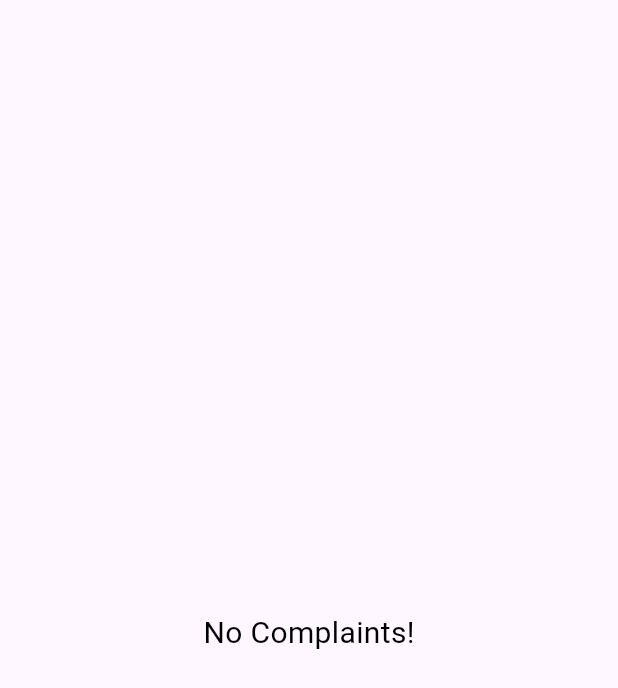
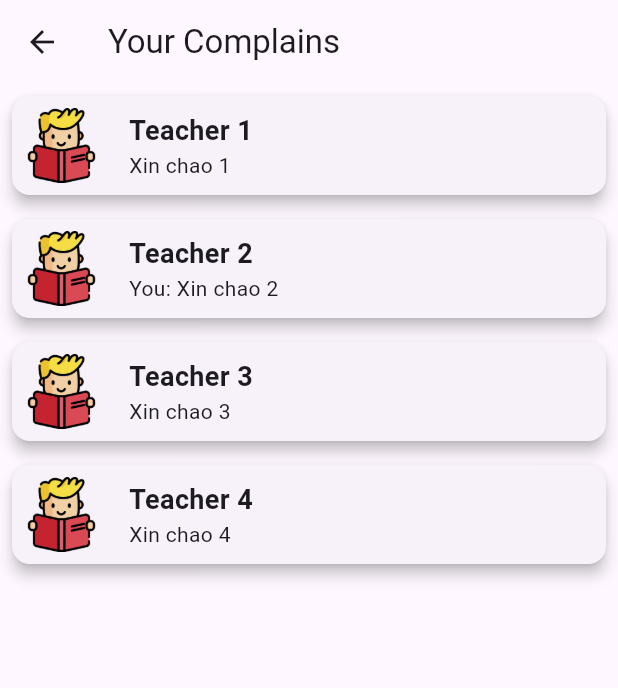
Before and after one commit to NguyenMinhNhut2009/nangtx_datn, a Flutter app: the Complaints screen opened directly, on a phone screen of 412 x 824 dp. Shown: the top 688 px of the screen. Run offline on Flutter 3.47's test engine with Material 3 defaults, Android fonts, the phone set to English and light mode, and no system bars; our stand-ins replace animated_theme_switcher, bot_toast, line_awesome_flutter, percent_indicator, timer_count_down; missing offline and left inert: flutter_pdfview.

Commit message:
complain_chat

```diff
--- /dev/null
+++ b/lib/model/chat_user.dart
@@ -0,0 +1,12 @@
+class ChatUser {
+  final String teacher;
+  final String avatar;
+  final String message;
+  final String userId;
+
+  ChatUser(
+      {required this.avatar,
+      required this.message,
+      required this.teacher,
+      required this.userId});
+}
--- a/lib/screens/home_screen_item/complains.dart
+++ b/lib/screens/home_screen_item/complains.dart
@@ -1,3 +1,5 @@
+import 'package:datn_test/model/chat_user.dart';
+import 'package:datn_test/screens/home_screen_item/complain_detail.dart';
 import 'package:flutter/cupertino.dart';
 import 'package:flutter/material.dart';
 import 'package:datn_test/constants/ui_constants.dart';
@@ -7,20 +9,89 @@ class Complaints extends StatelessWidget {
 
   @override
   Widget build(BuildContext context) {
+    List<ChatUser> chatUser = [
+      ChatUser(
+          avatar: 'assets/icons/read.png',
+          message: "Xin chao 1",
+          teacher: 'Teacher 1',
+          userId: '123456789'),
+      ChatUser(
+          avatar: 'assets/icons/read.png',
+          message: "Xin chao 2",
+          teacher: 'Teacher 2',
+          userId: '987654321'),
+      ChatUser(
+          avatar: 'assets/icons/read.png',
+          message: "Xin chao 3",
+          teacher: 'Teacher 3',
+          userId: '123456789'),
+      ChatUser(
+          avatar: 'assets/icons/read.png',
+          message: "Xin chao 4",
+          teacher: 'Teacher 4',
+          userId: '123456789'),
+    ];
     return Scaffold(
-        body: Container(
-      alignment: Alignment.center,
-      margin: EdgeInsets.only(
-        top: 20.0,
-        left: 10.0,
-        right: 10.0,
-      ),
-      child: Column(
-        mainAxisAlignment: MainAxisAlignment.center,
-        children: [
-          MainText(txt: "No Complaints!"),
-        ],
-      ),
-    ));
+        appBar: AppBar(
+          title: Text('Your Complains'),
+          leading: IconButton(
+            icon: Icon(Icons.arrow_back),
+            onPressed: () {
+              Navigator.of(context).pop();
+            },
+          ),
+        ),
+        body: ListView.builder(
+            itemCount: chatUser.length,
+            itemBuilder: (context, index) {
+              return GestureDetector(
+                onTap: () {
+                  Navigator.push(
+                      context,
+                      MaterialPageRoute(
+                          builder: (context) => ComplainDetail(
+                                chatUser: chatUser[index],
+                                id: index + 1,
+                              )));
+                },
+                child: Card(
+                  margin: EdgeInsets.all(8.0),
+                  elevation: 4.0,
+                  child: Container(
+                    margin: EdgeInsets.all(8.0),
+                    child: Row(
+                      children: [
+                        Image.asset(
+                          chatUser[index].avatar,
+                          width: 50,
+                          height: 50,
+                        ),
+                        SizedBox(
+                          width: 20,
+                        ),
+                        Column(
+                          mainAxisAlignment: MainAxisAlignment.start,
+                          crossAxisAlignment: CrossAxisAlignment.start,
+                          children: [
+                            Text(
+                              chatUser[index].teacher,
+                              style: TextStyle(
+                                fontWeight: FontWeight.bold,
+                                fontSize: 18.0,
+                              ),
+                            ),
+                            Text(
+                              "${chatUser[index].userId == "987654321" ? "You: " : ""}${chatUser[index].message}",
+                              maxLines: 1,
+                              overflow: TextOverflow.ellipsis,
+                            )
+                          ],
+                        )
+                      ],
+                    ),
+                  ),
+                ),
+              );
+            }));
   }
 }
```
Also changed, not shown: lib/model/chat_socket.dart (added, +12 -0 lines), lib/screens/home_screen_item/complain_detail.dart (added, +321 -0 lines), lib/screens/home_screen_item/complain_input.dart (added, +51 -0 lines), lib/screens/home_screen_item/complain_item.dart (added, +54 -0 lines), assets/icons/chat_send_mes.png (added).
